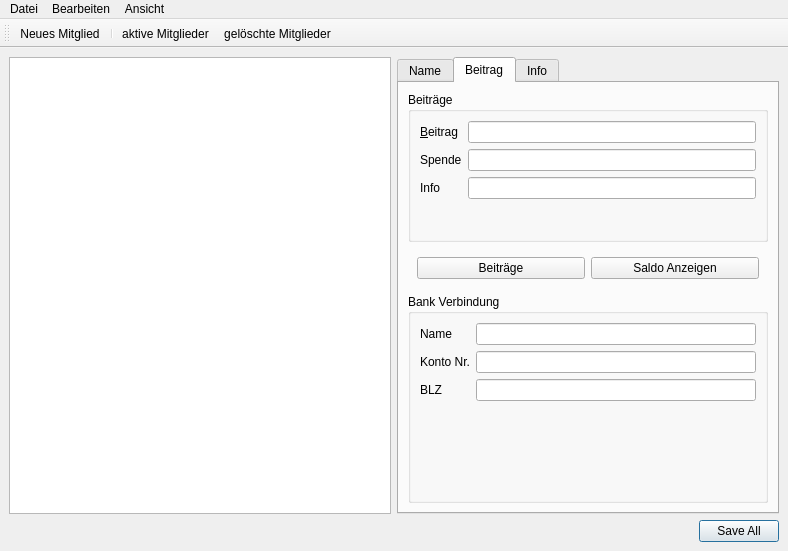
Old version of the form src/gui/mainwindow.ui in the repository Bjoe/member-manager.
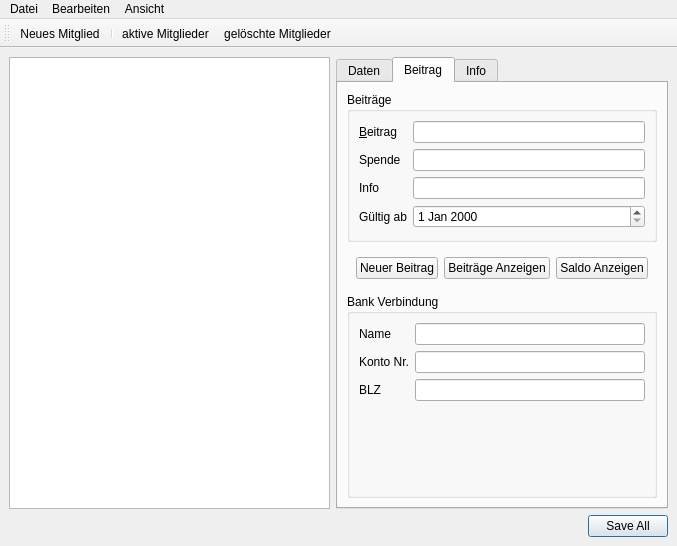
New version of the form. The open tabs and pages were chosen to show the change.

```diff
--- a/src/gui/mainwindow.ui
+++ b/src/gui/mainwindow.ui
@@ -6,8 +6,8 @@
    <rect>
     <x>0</x>
     <y>0</y>
-    <width>788</width>
-    <height>551</height>
+    <width>677</width>
+    <height>513</height>
    </rect>
   </property>
   <property name="windowTitle">
@@ -56,7 +56,7 @@
      <widget class="QTabWidget" name="tabWidget">
       <property name="maximumSize">
        <size>
-        <width>450</width>
+        <width>600</width>
         <height>16777215</height>
        </size>
       </property>
@@ -65,7 +65,7 @@
       </property>
       <widget class="QWidget" name="name">
        <attribute name="title">
-        <string>Name</string>
+        <string>Daten</string>
        </attribute>
        <layout class="QVBoxLayout" name="verticalLayout_2">
         <item>
@@ -318,6 +318,16 @@
            <item row="2" column="1">
             <widget class="QLineEdit" name="contributionInfo"/>
            </item>
+           <item row="3" column="1">
+            <widget class="QDateEdit" name="validFrom"/>
+           </item>
+           <item row="3" column="0">
+            <widget class="QLabel" name="validFromLabel">
+             <property name="text">
+              <string>Gültig ab</string>
+             </property>
+            </widget>
+           </item>
           </layout>
          </widget>
         </item>
@@ -337,7 +347,7 @@
           </property>
           <property name="maximumSize">
            <size>
-            <width>450</width>
+            <width>600</width>
             <height>16777215</height>
            </size>
           </property>
@@ -355,7 +365,14 @@
            <item>
             <widget class="QPushButton" name="feeButton">
              <property name="text">
-              <string>Beiträge</string>
+              <string>Beiträge Anzeigen</string>
+             </property>
+            </widget>
+           </item>
+           <item>
+            <widget class="QPushButton" name="newFeeButton">
+             <property name="text">
+              <string>Neuer Beitrag</string>
              </property>
             </widget>
            </item>
@@ -428,7 +445,7 @@
      <widget class="QDialogButtonBox" name="buttonBox">
       <property name="maximumSize">
        <size>
-        <width>450</width>
+        <width>600</width>
         <height>16777215</height>
        </size>
       </property>
@@ -459,7 +476,7 @@
     <rect>
      <x>0</x>
      <y>0</y>
-     <width>788</width>
+     <width>677</width>
      <height>20</height>
     </rect>
    </property>
```
Left out of the diff: 4 changed lines with no effect on the pictures.
